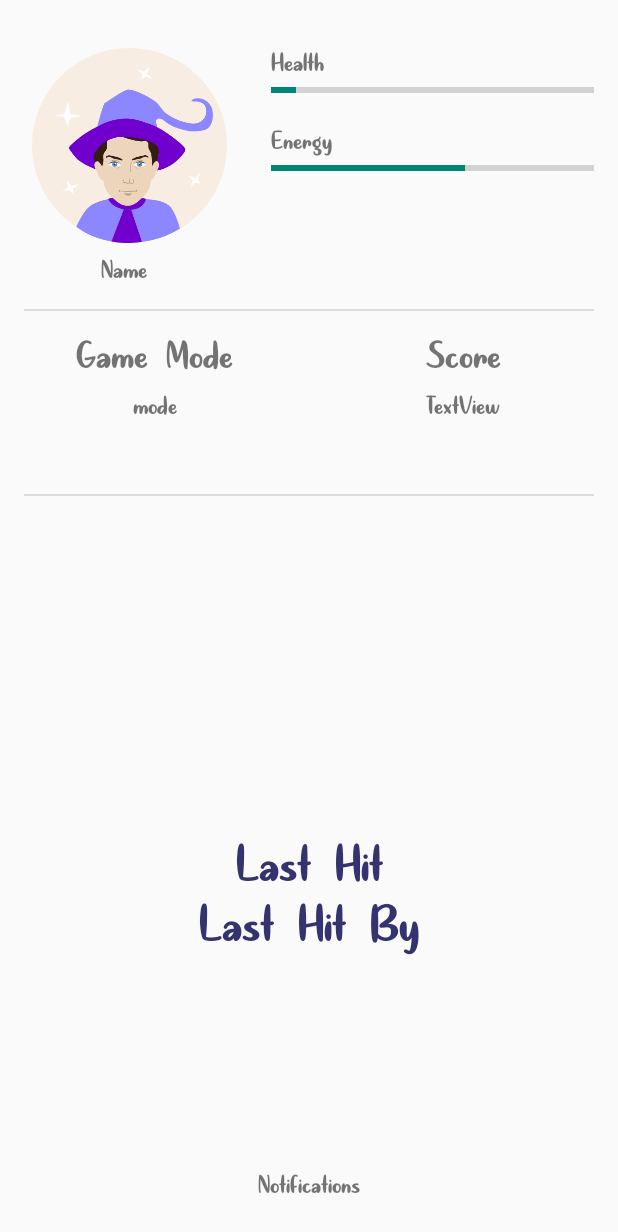
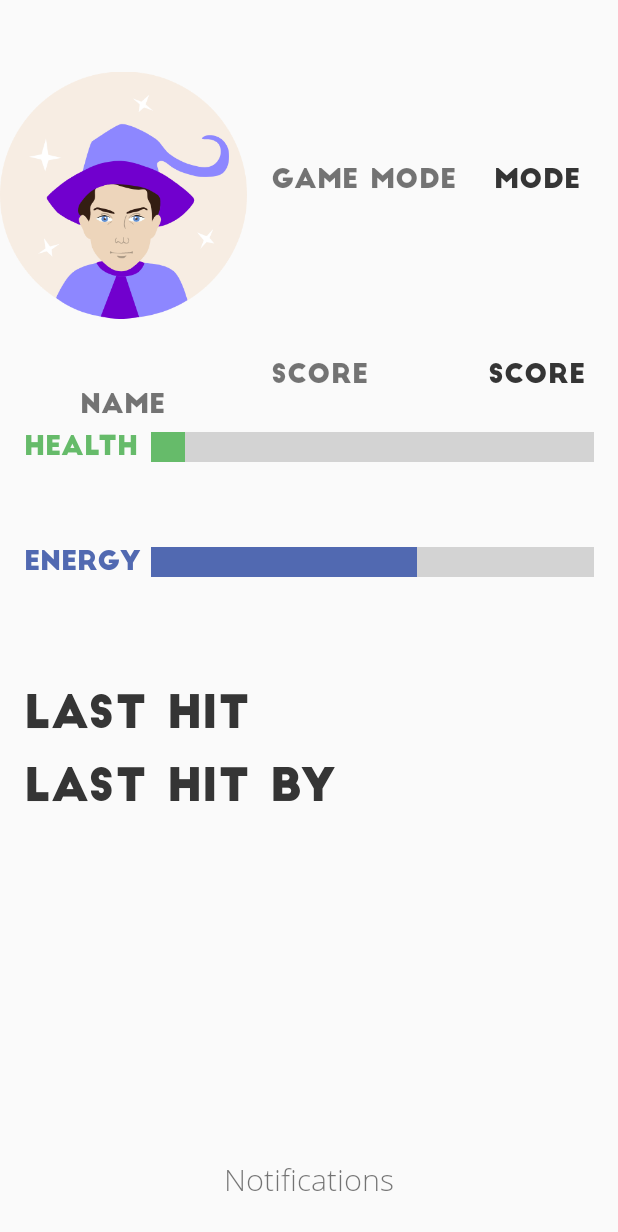
Before and after one commit to magdyabdel/Wandz, an Android app: the layout activity_multiplayer.xml on its own in the app's theme, with its tools: preview values and no code run, on a phone screen of 412 x 824 dp. Shown: the top 1232 px of the screen. Run offline under Robolectric (Android 15) with nearby library versions, the phone set to English and light mode, and no system bars.

Commit message:
Changed theme to fullscreen mode and redesigned multiplayer design (for forced landscape)

```diff
--- a/app/src/main/AndroidManifest.xml
+++ b/app/src/main/AndroidManifest.xml
@@ -16,7 +16,7 @@
         android:label="@string/app_name"
         android:roundIcon="@mipmap/ic_launcher_round"
         android:supportsRtl="true"
-        android:theme="@style/NoActionBar"
+        android:theme="@style/Theme.AppCompat.Light.NoActionBar.FullScreen"
         tools:ignore="GoogleAppIndexingWarning">
         <activity android:name=".ChooseYourWand"></activity>
         <activity android:name=".GameExplanation" />
--- a/app/src/main/java/be/magdyabdel/wandz/Multiplayer.java
+++ b/app/src/main/java/be/magdyabdel/wandz/Multiplayer.java
@@ -1,11 +1,13 @@
 package be.magdyabdel.wandz;
 
+import android.app.ActionBar;
 import android.content.BroadcastReceiver;
 import android.content.ComponentName;
 import android.content.Context;
 import android.content.Intent;
 import android.content.IntentFilter;
 import android.content.ServiceConnection;
+import android.content.pm.ActivityInfo;
 import android.os.Bundle;
 import android.os.IBinder;
 import android.util.Log;
@@ -85,8 +87,17 @@ public class Multiplayer extends AppCompatActivity implements View.OnClickListen
     };
 
     @Override
+    public void onWindowFocusChanged (boolean hasFocus){
+        // nothing
+    }
+
+    @Override
     protected void onCreate(Bundle savedInstanceState) {
         super.onCreate(savedInstanceState);
+
+        this.setRequestedOrientation(ActivityInfo.SCREEN_ORIENTATION_LANDSCAPE); // Force landscape mode on create for this activity
+
+        connectionManager = (ConnectionManager) getIntent().getSerializableExtra("conman");
 
         /******* Navigation Drawer *******/
         setContentView(R.layout.activity_navigation_drawer);
@@ -129,7 +140,6 @@ public class Multiplayer extends AppCompatActivity implements View.OnClickListen
         TextView multiplayer_name = findViewById(R.id.multiplayer_name);
         multiplayer_name.setText(Integer.toString(profile.getId()));
 
-        connectionManager = (ConnectionManager) getIntent().getSerializableExtra("conman");
         profiles = (ArrayList<Profile>) getIntent().getSerializableExtra("profiles");
         master = (Boolean) getIntent().getSerializableExtra("master");
 
--- a/app/src/main/res/layout/activity_multiplayer.xml
+++ b/app/src/main/res/layout/activity_multiplayer.xml
@@ -1,236 +1,191 @@
 <?xml version="1.0" encoding="utf-8"?>
 <androidx.constraintlayout.widget.ConstraintLayout xmlns:android="http://schemas.android.com/apk/res/android"
                                                    xmlns:tools="http://schemas.android.com/tools"
+                                                   xmlns:app="http://schemas.android.com/apk/res-auto"
                                                    android:layout_width="match_parent"
                                                    android:layout_height="match_parent"
-    xmlns:app="http://schemas.android.com/apk/res-auto"
                                                    tools:context=".Multiplayer">
-
-    <androidx.constraintlayout.widget.Guideline
-        android:id="@+id/guideline1"
-        android:layout_width="wrap_content"
-        android:layout_height="wrap_content"
-        android:orientation="horizontal"
-        app:layout_constraintGuide_percent="0.25" />
 
     <androidx.constraintlayout.widget.Guideline
             android:id="@+id/guideline2"
             android:layout_width="wrap_content"
             android:layout_height="wrap_content"
             android:orientation="vertical"
-        app:layout_constraintGuide_percent="0.40" />
-
-    <androidx.constraintlayout.widget.Guideline
-        android:id="@+id/guideline3"
-        android:layout_width="wrap_content"
-        android:layout_height="wrap_content"
-        android:orientation="horizontal"
-        app:layout_constraintGuide_percent="0.4" />
+            app:layout_constraintGuide_percent="0.40"/>
 
     <androidx.constraintlayout.widget.Guideline
             android:id="@+id/guideline4"
             android:layout_width="wrap_content"
             android:layout_height="wrap_content"
             android:orientation="vertical"
-        app:layout_constraintGuide_percent="0.6" />
+            app:layout_constraintGuide_percent="0.6"/>
 
     <androidx.constraintlayout.widget.Guideline
             android:id="@+id/guideline7"
             android:layout_width="wrap_content"
             android:layout_height="wrap_content"
             android:orientation="vertical"
-        app:layout_constraintGuide_percent="0.5" />
+            app:layout_constraintGuide_percent="0.5"/>
 
     <ImageView
             android:id="@+id/profile_image"
             android:layout_width="0dp"
             android:layout_height="0dp"
-        android:layout_marginStart="8dp"
-        android:layout_marginTop="32dp"
-        android:layout_marginBottom="8dp"
             app:layout_constraintBottom_toTopOf="@+id/multiplayer_name"
             app:layout_constraintEnd_toStartOf="@+id/guideline2"
             app:layout_constraintHorizontal_bias="0.421"
             app:layout_constraintStart_toStartOf="parent"
             app:layout_constraintTop_toTopOf="parent"
-        app:srcCompat="@drawable/ic_profile" />
+            app:srcCompat="@drawable/ic_profile" android:layout_marginTop="4dp" android:layout_marginBottom="4dp"/>
 
     <TextView
             android:id="@+id/multiplayer_name"
             android:layout_width="wrap_content"
             android:layout_height="wrap_content"
-        android:layout_marginStart="8dp"
             android:layout_marginEnd="8dp"
-        android:layout_marginBottom="16dp"
-        android:fontFamily="@font/quite_magical"
+            android:fontFamily="@font/big_john"
             android:text="@string/name"
-        android:textSize="20sp"
-        app:layout_constraintBottom_toTopOf="@+id/guideline1"
+            android:textSize="18sp"
             app:layout_constraintEnd_toStartOf="@+id/guideline2"
-        app:layout_constraintStart_toStartOf="parent" />
+            app:layout_constraintStart_toStartOf="parent" android:layout_marginStart="6dp"
+            app:layout_constraintBottom_toTopOf="@+id/guideline11"/>
 
     <ProgressBar
             android:id="@+id/health_progressBar"
             style="?android:attr/progressBarStyleHorizontal"
+            android:scaleY="5"
             android:layout_width="0dp"
             android:layout_height="wrap_content"
-        android:layout_marginStart="16dp"
-        android:layout_marginEnd="16dp"
             android:progress="75"
             android:max="1000"
             android:min="0"
-        app:layout_constraintEnd_toEndOf="parent"
-        app:layout_constraintHorizontal_bias="0.0"
-        app:layout_constraintStart_toStartOf="@+id/guideline2"
-        app:layout_constraintTop_toBottomOf="@+id/health" />
+            app:layout_constraintTop_toTopOf="@+id/health"
+            android:layout_marginEnd="16dp" app:layout_constraintEnd_toEndOf="parent"
+            app:layout_constraintStart_toEndOf="@+id/health" android:layout_marginStart="8dp" android:minHeight="20dp"
+            android:progressTint="@color/wizardGreen" android:maxHeight="20dp"/>
 
     <TextView
             android:id="@+id/health"
             android:layout_width="wrap_content"
             android:layout_height="wrap_content"
-        android:layout_marginStart="16dp"
-        android:layout_marginTop="32dp"
-        android:fontFamily="@font/quite_magical"
+            android:fontFamily="@font/big_john"
             android:text="@string/health"
-        android:textSize="20sp"
-        app:layout_constraintStart_toStartOf="@+id/guideline2"
-        app:layout_constraintTop_toTopOf="parent" />
+            android:textSize="18sp"
+            android:layout_marginTop="8dp"
+            app:layout_constraintTop_toTopOf="@+id/guideline11" android:layout_marginStart="16dp"
+            app:layout_constraintStart_toStartOf="parent" android:textColor="@color/wizardGreen"/>
 
     <TextView
             android:id="@+id/energy"
             android:layout_width="wrap_content"
             android:layout_height="wrap_content"
-        android:layout_marginStart="16dp"
-        android:layout_marginTop="16dp"
-        android:fontFamily="@font/quite_magical"
+            android:layout_marginTop="4dp"
+            android:fontFamily="@font/big_john"
             android:text="@string/energy"
-        android:textSize="20sp"
-        app:layout_constraintStart_toStartOf="@+id/guideline2"
-        app:layout_constraintTop_toBottomOf="@+id/health_progressBar" />
+            android:textSize="18sp"
+            app:layout_constraintTop_toBottomOf="@+id/health_progressBar"
+            app:layout_constraintStart_toStartOf="@+id/health" app:layout_constraintBottom_toTopOf="@+id/guideline12"
+            android:textColor="@color/wizardBlue"/>
 
     <ProgressBar
             android:id="@+id/energy_progressBar"
             style="?android:attr/progressBarStyleHorizontal"
             android:layout_width="0dp"
             android:layout_height="wrap_content"
-        android:layout_marginStart="16dp"
             android:layout_marginEnd="16dp"
+            android:scaleY="5"
             android:progress="60"
             app:layout_constraintEnd_toEndOf="parent"
-        app:layout_constraintStart_toStartOf="@+id/guideline2"
-        app:layout_constraintTop_toBottomOf="@+id/energy" />
+            app:layout_constraintStart_toStartOf="@+id/health_progressBar"
+            app:layout_constraintTop_toTopOf="@+id/energy" android:minHeight="20dp"
+            android:progressTint="@color/wizardBlue" android:maxHeight="20dp"/>
 
     <TextView
             android:id="@+id/game_mode_value"
             android:layout_width="wrap_content"
             android:layout_height="wrap_content"
-        android:layout_marginStart="8dp"
-        android:layout_marginTop="8dp"
-        android:layout_marginEnd="8dp"
-        android:fontFamily="@font/quite_magical"
+            android:fontFamily="@font/big_john"
             android:text="@string/mode"
-        android:textSize="20sp"
-        app:layout_constraintEnd_toStartOf="@+id/guideline7"
-        app:layout_constraintStart_toStartOf="parent"
-        app:layout_constraintTop_toBottomOf="@+id/gamemode_title" />
+            android:textSize="18sp"
+            app:layout_constraintStart_toEndOf="@+id/gamemode_title"
+            app:layout_constraintEnd_toEndOf="parent" app:layout_constraintTop_toTopOf="@+id/gamemode_title"
+            android:textColor="@color/wizardGrey"/>
 
     <TextView
             android:id="@+id/gamemode_title"
             android:layout_width="wrap_content"
             android:layout_height="wrap_content"
-        android:layout_marginStart="32dp"
-        android:layout_marginTop="16dp"
-        android:layout_marginEnd="32dp"
-        android:fontFamily="@font/quite_magical"
+            android:fontFamily="@font/big_john"
             android:text="@string/game_mode"
-        android:textSize="30sp"
-        app:layout_constraintEnd_toStartOf="@+id/guideline7"
-        app:layout_constraintStart_toStartOf="parent"
-        app:layout_constraintTop_toTopOf="@+id/guideline1" />
+            android:textSize="18sp"
+            app:layout_constraintTop_toTopOf="parent"
+            app:layout_constraintStart_toEndOf="@+id/profile_image"
+            android:layout_marginStart="16dp"
+            app:layout_constraintBottom_toTopOf="@+id/score_title"/>
 
     <TextView
             android:id="@+id/score_title"
             android:layout_width="wrap_content"
             android:layout_height="wrap_content"
-        android:layout_marginStart="8dp"
-        android:layout_marginTop="16dp"
-        android:layout_marginEnd="8dp"
-        android:fontFamily="@font/quite_magical"
+            android:fontFamily="@font/big_john"
             android:text="@string/score"
-        android:textSize="30sp"
-        app:layout_constraintEnd_toEndOf="parent"
-        app:layout_constraintStart_toStartOf="@+id/guideline7"
-        app:layout_constraintTop_toTopOf="@+id/guideline1" />
-
-    <View
-        android:id="@+id/divider2"
-        android:layout_width="0dp"
-        android:layout_height="1dp"
-        android:layout_marginStart="16dp"
-        android:layout_marginEnd="16dp"
-        android:background="?android:attr/listDivider"
-        app:layout_constraintEnd_toEndOf="parent"
-        app:layout_constraintStart_toStartOf="parent"
-        app:layout_constraintTop_toTopOf="@+id/guideline1" />
-
-    <View
-        android:id="@+id/divider3"
-        android:layout_width="0dp"
-        android:layout_height="1dp"
-        android:layout_marginStart="16dp"
-        android:layout_marginEnd="16dp"
-        android:background="?android:attr/listDivider"
-        app:layout_constraintEnd_toEndOf="parent"
-        app:layout_constraintStart_toStartOf="parent"
-        app:layout_constraintTop_toTopOf="@+id/guideline3" />
+            android:textSize="18sp"
+            app:layout_constraintStart_toStartOf="@+id/gamemode_title" android:layout_marginBottom="20dp"
+            app:layout_constraintBottom_toTopOf="@+id/guideline11"/>
 
     <TextView
             android:id="@+id/lastHit"
             android:layout_width="wrap_content"
             android:layout_height="wrap_content"
-        android:fontFamily="@font/quite_magical"
+            android:fontFamily="@font/big_john"
             android:text="@string/last_hit"
-        android:textColor="@color/wizardDarkBlue"
-        android:textSize="40sp"
-        app:layout_constraintBottom_toBottomOf="parent"
-        app:layout_constraintEnd_toEndOf="parent"
+            android:textColor="@color/wizardGrey"
+            android:textSize="30sp"
             app:layout_constraintStart_toStartOf="parent"
-        app:layout_constraintTop_toTopOf="@+id/guideline3" />
+            android:layout_marginTop="24dp" app:layout_constraintTop_toTopOf="@+id/guideline12"
+            android:layout_marginStart="16dp"/>
 
     <TextView
             android:id="@+id/lastHitBy"
             android:layout_width="wrap_content"
             android:layout_height="wrap_content"
-        android:fontFamily="@font/quite_magical"
+            android:fontFamily="@font/big_john"
             android:text="@string/last_hit_by"
-        android:textColor="@color/wizardDarkBlue"
-        android:textSize="40sp"
-        app:layout_constraintEnd_toEndOf="parent"
-        app:layout_constraintStart_toStartOf="parent"
-        app:layout_constraintTop_toBottomOf="@+id/lastHit" />
+            android:textColor="@color/wizardGrey"
+            android:textSize="30sp"
+            app:layout_constraintTop_toBottomOf="@+id/lastHit"
+            app:layout_constraintStart_toStartOf="@+id/lastHit" android:layout_marginTop="16dp"/>
 
     <TextView
             android:id="@+id/notifications"
             android:layout_width="wrap_content"
             android:layout_height="wrap_content"
             android:layout_marginBottom="24dp"
-        android:fontFamily="@font/quite_magical"
+            android:fontFamily="@font/open_sans_light"
             android:text="@string/notifications"
             android:textSize="20sp"
             app:layout_constraintBottom_toBottomOf="parent"
             app:layout_constraintEnd_toEndOf="parent"
-        app:layout_constraintStart_toStartOf="parent" />
+            app:layout_constraintStart_toStartOf="parent"/>
 
     <TextView
             android:id="@+id/scorevalue"
             android:layout_width="wrap_content"
             android:layout_height="wrap_content"
-        android:layout_marginTop="8dp"
-        android:fontFamily="@font/quite_magical"
-        android:text="@string/textview"
-        android:textSize="20sp"
-        app:layout_constraintEnd_toEndOf="parent"
-        app:layout_constraintStart_toStartOf="@+id/guideline7"
-        app:layout_constraintTop_toBottomOf="@+id/score_title" />
+            android:fontFamily="@font/big_john"
+            android:textSize="18sp"
+            app:layout_constraintStart_toEndOf="@+id/gamemode_title" android:text="@string/score"
+            app:layout_constraintEnd_toEndOf="parent" app:layout_constraintTop_toTopOf="@+id/score_title"
+            android:textColor="@color/wizardGrey"/>
+    <androidx.constraintlayout.widget.Guideline
+            android:orientation="horizontal"
+            android:layout_width="wrap_content"
+            android:layout_height="wrap_content" android:id="@+id/guideline11"
+            app:layout_constraintGuide_percent="0.34"/>
+    <androidx.constraintlayout.widget.Guideline
+            android:orientation="horizontal"
+            android:layout_width="wrap_content"
+            android:layout_height="wrap_content"
+            android:id="@+id/guideline12" app:layout_constraintGuide_percent="0.53"/>
 
 </androidx.constraintlayout.widget.ConstraintLayout>
--- a/app/src/main/res/values/colors.xml
+++ b/app/src/main/res/values/colors.xml
@@ -14,6 +14,7 @@
     <color name="badGesture">#FF0000</color>
     <color name="ButtonColor">#96c7e1</color>
     <color name="ButtonTextColor">#5169B1</color>
+    <color name="wizardGreen">#66BB6A</color>
 
 
 </resources>
--- a/app/src/main/res/values/styles.xml
+++ b/app/src/main/res/values/styles.xml
@@ -1,8 +1,10 @@
 <resources>
 
-    <style name="NoActionBar" parent="Theme.AppCompat.Light.NoActionBar">
-        <item name="windowActionBar">false</item>
-        <item name="windowNoTitle">true</item>
+    <style name="Theme.AppCompat.Light.NoActionBar.FullScreen" parent="@style/Theme.AppCompat.Light.NoActionBar">
+        <item name="android:windowNoTitle">true</item>
+        <item name="android:windowActionBar">false</item>
+        <item name="android:windowFullscreen">true</item>
+        <item name="android:windowContentOverlay">@null</item>
         <item name="colorPrimaryDark">@color/wizardBlack</item>
     </style>
 
```
Lines whose indentation alone changed are shown as unchanged.
